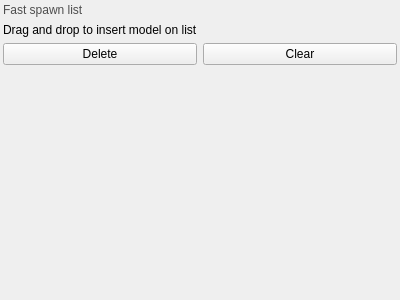
The window that src/ui/modelpicker.ui (glararan/QEditor) describes before a commit, drawn with Qt 5.
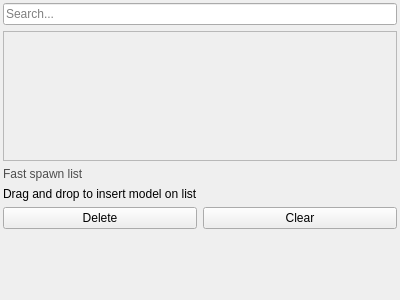
The same window after the commit.

The edit to the form file:
```diff
--- a/src/ui/modelpicker.ui
+++ b/src/ui/modelpicker.ui
@@ -32,11 +32,52 @@
    <property name="bottomMargin">
     <number>3</number>
    </property>
+   <item>
+    <widget class="QLineEdit" name="searchLine">
+     <property name="placeholderText">
+      <string>Search...</string>
+     </property>
+    </widget>
+   </item>
    <item>
     <layout class="QVBoxLayout" name="verticalLayout">
      <property name="spacing">
       <number>6</number>
      </property>
+     <item>
+      <widget class="QScrollArea" name="scrollArea">
+       <property name="lineWidth">
+        <number>0</number>
+       </property>
+       <property name="widgetResizable">
+        <bool>true</bool>
+       </property>
+       <widget class="QWidget" name="scrollAreaWidgetContents">
+        <property name="geometry">
+         <rect>
+          <x>0</x>
+          <y>0</y>
+          <width>390</width>
+          <height>167</height>
+         </rect>
+        </property>
+        <layout class="QHBoxLayout" name="horizontalLayout_2">
+         <property name="leftMargin">
+          <number>0</number>
+         </property>
+         <property name="topMargin">
+          <number>0</number>
+         </property>
+         <property name="rightMargin">
+          <number>0</number>
+         </property>
+         <property name="bottomMargin">
+          <number>0</number>
+         </property>
+        </layout>
+       </widget>
+      </widget>
+     </item>
     </layout>
    </item>
    <item>
```
